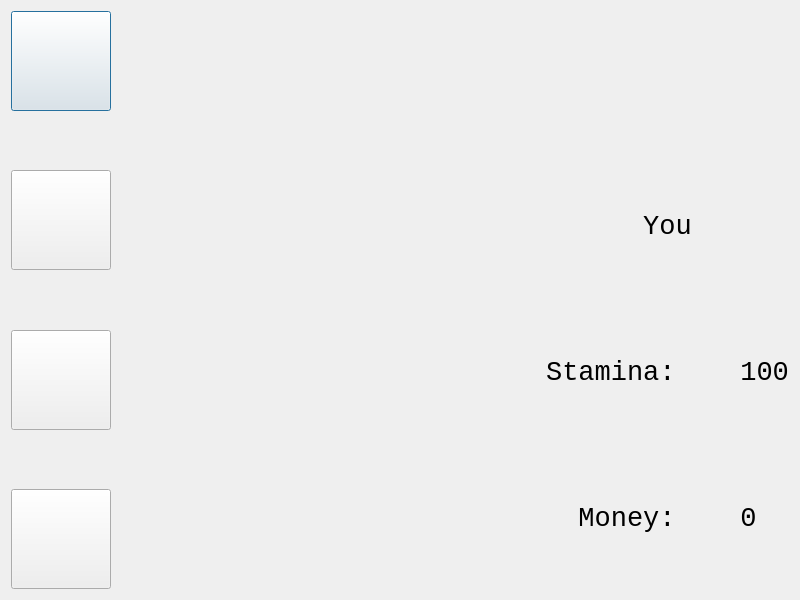
Above: tian/dialog.ui from LaLuAcLr/cpp-pj before the change. Below: the same form after it.
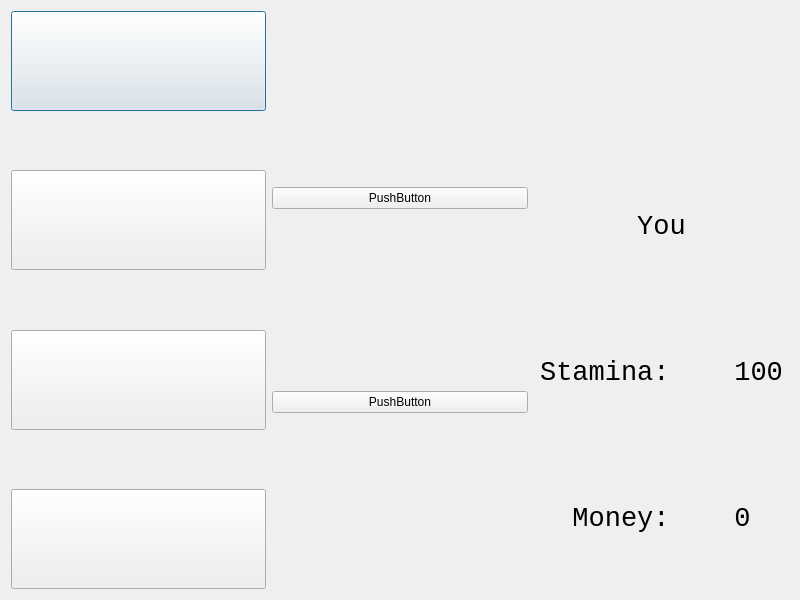
That is the form after the change. Icons and pictures are not drawn.

```diff
--- a/tian/dialog.ui
+++ b/tian/dialog.ui
@@ -110,17 +110,25 @@
     </layout>
    </item>
    <item>
-    <spacer name="horizontalSpacer">
-     <property name="orientation">
-      <enum>Qt::Horizontal</enum>
-     </property>
-     <property name="sizeHint" stdset="0">
-      <size>
-       <width>40</width>
-       <height>20</height>
-      </size>
-     </property>
-    </spacer>
+    <layout class="QVBoxLayout" name="verticalLayout_3">
+     <item>
+      <widget class="QPushButton" name="pushButton_2">
+       <property name="text">
+        <string>PushButton</string>
+       </property>
+       <property name="flat">
+        <bool>false</bool>
+       </property>
+      </widget>
+     </item>
+     <item>
+      <widget class="QPushButton" name="pushButton">
+       <property name="text">
+        <string>PushButton</string>
+       </property>
+      </widget>
+     </item>
+    </layout>
    </item>
    <item>
     <layout class="QVBoxLayout" name="verticalLayout_2">
```
